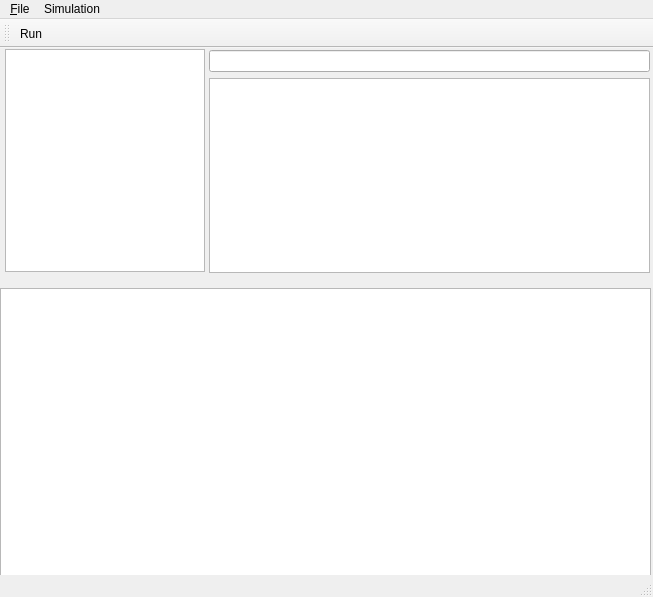
First picture: the form in gui/main.ui, repository zarch/openriver, before the edit.
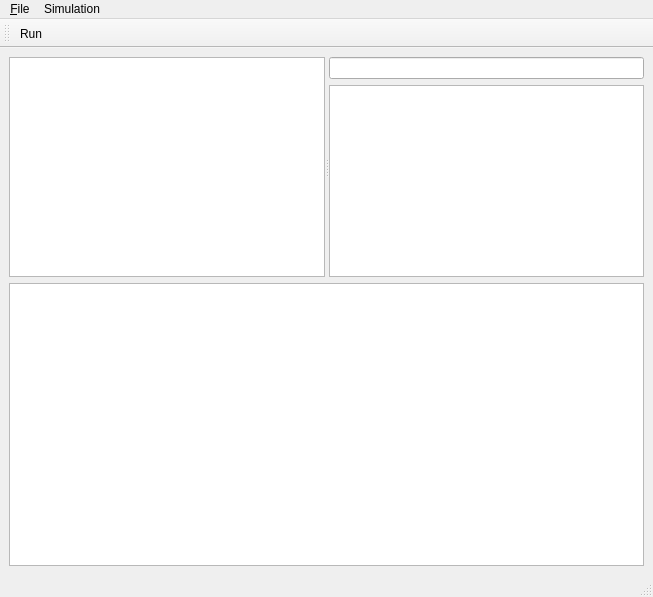
Second picture: the form after the edit.

```diff
--- a/gui/main.ui
+++ b/gui/main.ui
@@ -14,35 +14,14 @@
    <string>openriver</string>
   </property>
   <widget class="QWidget" name="centralwidget">
-   <widget class="QGraphicsView" name="sectionGraphics">
-    <property name="geometry">
-     <rect>
-      <x>0</x>
-      <y>240</y>
-      <width>651</width>
-      <height>311</height>
-     </rect>
-    </property>
-   </widget>
-   <widget class="QListWidget" name="listSections">
-    <property name="geometry">
-     <rect>
-      <x>5</x>
-      <y>1</y>
-      <width>200</width>
-      <height>223</height>
-     </rect>
-    </property>
-   </widget>
-   <widget class="QWidget" name="">
-    <property name="geometry">
-     <rect>
-      <x>209</x>
-      <y>2</y>
-      <width>441</width>
-      <height>223</height>
-     </rect>
-    </property>
+   <layout class="QVBoxLayout" name="verticalLayout_2">
+    <item>
+     <widget class="QSplitter" name="splitter">
+      <property name="orientation">
+       <enum>Qt::Horizontal</enum>
+      </property>
+      <widget class="QListWidget" name="listSections"/>
+      <widget class="QWidget" name="layoutWidget">
     <layout class="QVBoxLayout" name="verticalLayout">
      <item>
       <widget class="QLineEdit" name="lineTabEdit"/>
@@ -53,6 +32,12 @@
     </layout>
    </widget>
   </widget>
+    </item>
+    <item>
+     <widget class="QGraphicsView" name="sectionGraphics"/>
+    </item>
+   </layout>
+  </widget>
   <widget class="QMenuBar" name="menubar">
    <property name="geometry">
     <rect>
```
Left out of the diff: 2 changed lines with no effect on the pictures. Lines whose indentation alone changed are shown as unchanged.
